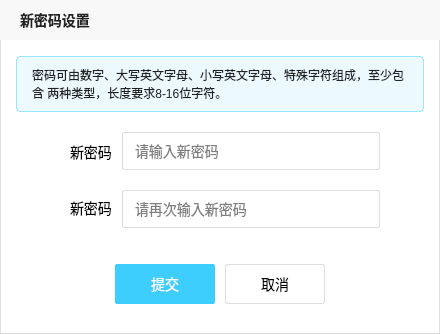
Before: the Qt Designer form client/video_player/newpassworddialog.ui in 1ousel/video_player_client, drawn with Qt 5.
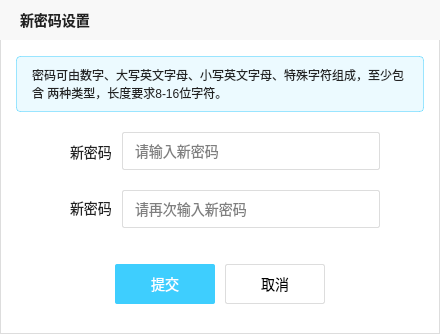
After: the same form once the commit is applied.

What changed in the file:
```diff
--- a/client/video_player/newpassworddialog.ui
+++ b/client/video_player/newpassworddialog.ui
@@ -86,7 +86,10 @@
     </rect>
    </property>
    <property name="styleSheet">
-    <string notr="true"/>
+    <string notr="true">font-family: 微软雅⿊;
+font-size: 14px;
+color: #222222;
+</string>
    </property>
    <property name="text">
     <string>新密码：</string>
@@ -120,6 +123,12 @@
      <height>19</height>
     </rect>
    </property>
+   <property name="styleSheet">
+    <string notr="true">font-family: 微软雅⿊;
+font-size: 14px;
+color: #222222;
+</string>
+   </property>
    <property name="text">
     <string>新密码：</string>
    </property>
```
